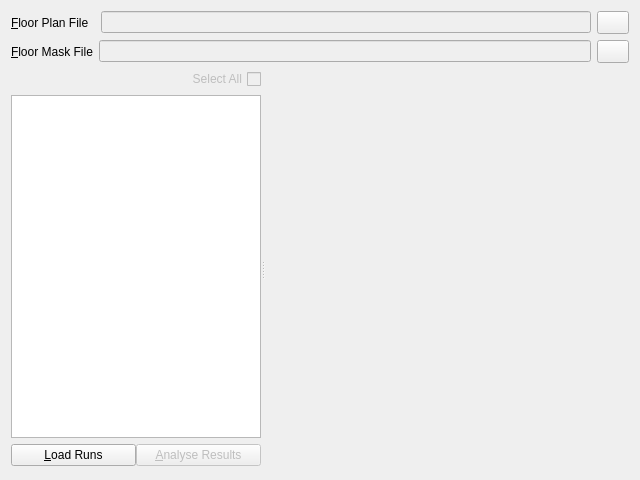
This is app/src/tools/core/tabs/CollateResultsWidget.ui in dysonltd-zz/gts as Qt 5 draws it before an edit. The edited form follows.
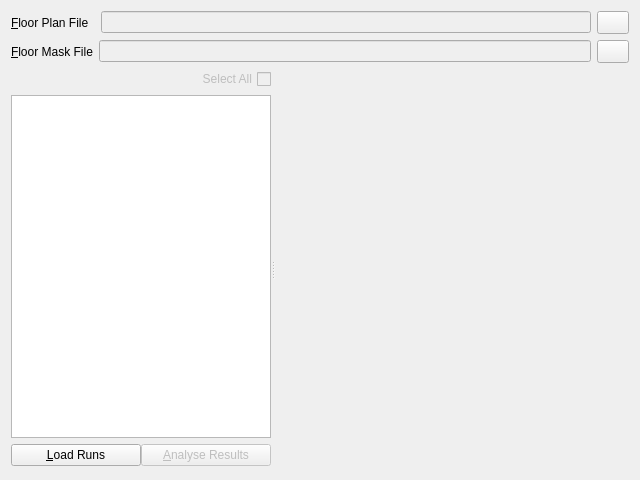
This is the edited form. Icons and pictures are not drawn. Custom widgets are drawn as their Qt base class.

Commit message: Minor increase in collate results table view

```diff
--- a/app/src/tools/core/tabs/CollateResultsWidget.ui
+++ b/app/src/tools/core/tabs/CollateResultsWidget.ui
@@ -154,7 +154,7 @@
         </property>
         <property name="minimumSize">
          <size>
-          <width>250</width>
+          <width>260</width>
           <height>0</height>
          </size>
         </property>
```
